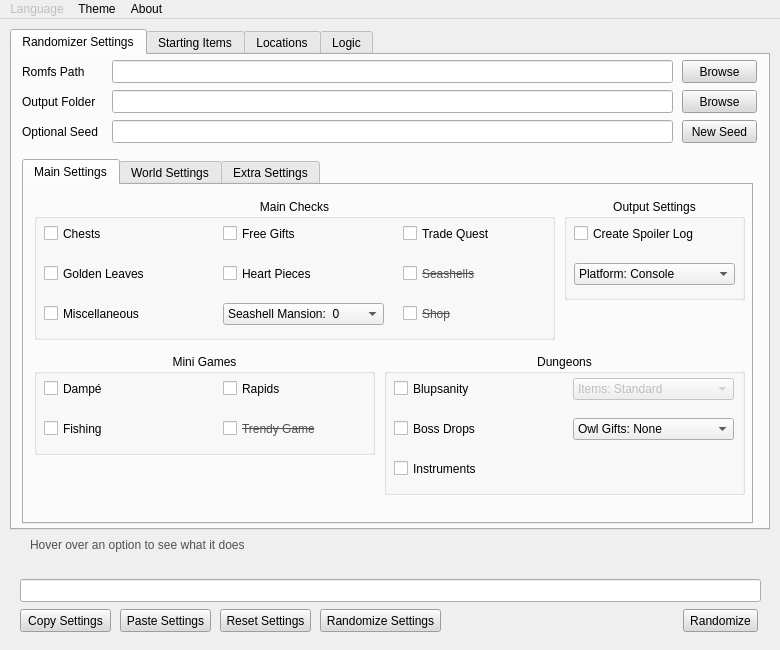
First picture: the form in RandomizerUI/UI/ui_form.ui, repository Owen-Splat/LAS-Randomizer, before the edit.
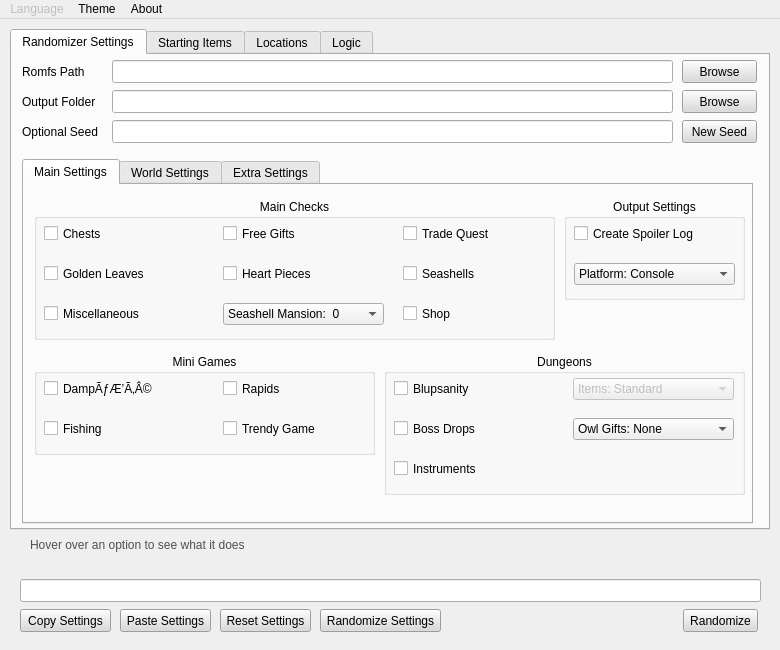
Second picture: the form after the edit.

Patch:
```diff
--- a/RandomizerUI/UI/ui_form.ui
+++ b/RandomizerUI/UI/ui_form.ui
@@ -480,20 +480,20 @@
          <property name="font">
           <font>
            <pointsize>9</pointsize>
-           <strikeout>true</strikeout>
+           <strikeout>false</strikeout>
           </font>
          </property>
          <property name="whatsThis">
           <string>This controls whether seashells can be progress items&lt;br&gt;&lt;/br&gt;&lt;u&gt;Not yet implemented&lt;/u&gt;</string>
          </property>
          <property name="styleSheet">
-          <string notr="true">color: rgb(80, 80, 80);</string>
+          <string/>
          </property>
          <property name="text">
           <string>Seashells</string>
          </property>
          <property name="checkable">
-          <bool>false</bool>
+          <bool>true</bool>
          </property>
         </widget>
         <widget class="QCheckBox" name="shopCheck">
@@ -511,7 +511,7 @@
          <property name="font">
           <font>
            <pointsize>9</pointsize>
-           <strikeout>true</strikeout>
+           <strikeout>false</strikeout>
           </font>
          </property>
          <property name="toolTip">
@@ -521,13 +521,13 @@
           <string>This controls whether the shop can sell progress items&lt;br&gt;&lt;/br&gt;&lt;u&gt;Not yet implemented&lt;/u&gt;</string>
          </property>
          <property name="styleSheet">
-          <string notr="true">color: rgb(80, 80, 80);</string>
+          <string/>
          </property>
          <property name="text">
           <string>Shop</string>
          </property>
          <property name="checkable">
-          <bool>false</bool>
+          <bool>true</bool>
          </property>
         </widget>
         <widget class="QCheckBox" name="leavesCheck">
@@ -838,7 +838,7 @@
           <string>This controls whether the Dampé prizes can be progress items&lt;br&gt;&lt;/br&gt;&lt;u&gt;The logic does not work with instrument shuffle,&lt;/u&gt; and may result in unbeatable seeds</string>
          </property>
          <property name="text">
-          <string>Dampé</string>
+          <string>DampÃƒÆ’Ã‚Â©</string>
          </property>
          <property name="checkable">
           <bool>true</bool>
@@ -897,7 +897,7 @@
          <property name="font">
           <font>
            <pointsize>9</pointsize>
-           <strikeout>true</strikeout>
+           <strikeout>false</strikeout>
           </font>
          </property>
          <property name="toolTip">
@@ -907,13 +907,13 @@
           <string>This controls whether the Trendy Game can contain progress items&lt;br&gt;&lt;/br&gt;&lt;u&gt;Not yet implemented&lt;/u&gt;</string>
          </property>
          <property name="styleSheet">
-          <string notr="true">color: rgb(80, 80, 80);</string>
+          <string/>
          </property>
          <property name="text">
           <string>Trendy Game</string>
          </property>
          <property name="checkable">
-          <bool>false</bool>
+          <bool>true</bool>
          </property>
         </widget>
        </widget>
```
Left out of the diff: 13 changed lines with no effect on the pictures.
